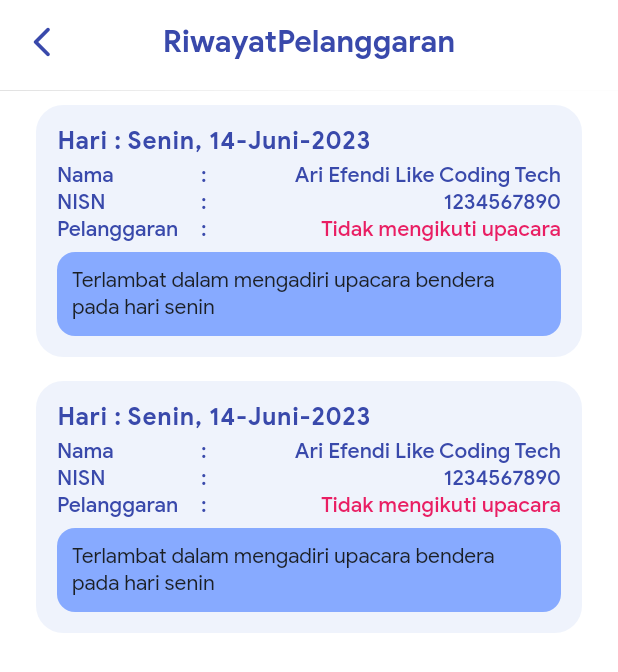
After one commit to ariefendi992/absen_siswa_qr_code, a Flutter app: the SiswaRiwayatPelanggaranPage screen opened directly, on a phone screen of 412 x 824 dp. The commit adds this screen. Shown: the top 672 px of the screen. Run offline on Flutter 3.47's test engine with Material 2 defaults, Android fonts, the phone set to English and light mode, and no system bars; our stand-ins replace bloc, dio, dropdown_button2, equatable, flutter_bloc, flutter_secure_storage and 2 more; missing offline and left inert: mobile_scanner; accounts and stored records are empty; network calls fail.

Commit message:
refactoring code homepage siswa

```diff
--- a/lib/utils/url.dart
+++ b/lib/utils/url.dart
@@ -1 +1 @@
-String baseUrl = 'http://36.79.150.126:5000';
+String baseUrl = 'http://192.168.1.164:5000';
--- a/lib/views/siswa/menu/qr_siswa_page.dart
+++ b/lib/views/siswa/menu/qr_siswa_page.dart
@@ -1,4 +1,3 @@
-import 'package:absen_siswa_qr_code/cubit/page/page_cubit.dart';
 import 'package:absen_siswa_qr_code/cubit/user/siswa/user_siswa_cubit.dart';
 import 'package:absen_siswa_qr_code/utils/theme.dart';
 import 'package:absen_siswa_qr_code/utils/url.dart';
--- /dev/null
+++ b/lib/views/siswa/sub_menu/siswa_riwayat_pelanggara,.dart
@@ -0,0 +1,47 @@
+import 'package:absen_siswa_qr_code/utils/theme.dart';
+import 'package:absen_siswa_qr_code/views/widgets/siswa/wiget_riwayat_pelanggaran.dart';
+import 'package:flutter/material.dart';
+
+class SiswaRiwayatPelanggaranPage extends StatelessWidget {
+  const SiswaRiwayatPelanggaranPage({super.key});
+
+  @override
+  Widget build(BuildContext context) {
+    return Scaffold(
+      appBar: PreferredSize(
+        preferredSize: Size.fromHeight(60),
+        child: AppBar(
+          backgroundColor: kWhiteColor,
+          foregroundColor: allColor[7],
+          elevation: 0.2,
+          title: Text(
+            'RiwayatPelanggaran',
+            style: TextStyle(
+              color: allColor[7],
+              fontWeight: bold,
+            ),
+          ),
+          centerTitle: true,
+          leading: Builder(
+            builder: ((context) {
+              return IconButton(
+                onPressed: () {
+                  Navigator.pop(context);
+                },
+                icon: Icon(Icons.arrow_back_ios_new_rounded),
+              );
+            }),
+          ),
+        ),
+      ),
+      body: ListView(
+        shrinkWrap: true,
+        padding: const EdgeInsets.symmetric(horizontal: 24, vertical: 10),
+        children: [
+          WidgetRiwayatPelanggaran(),
+          WidgetRiwayatPelanggaran(),
+        ],
+      ),
+    );
+  }
+}
--- /dev/null
+++ b/lib/views/widgets/siswa/wiget_riwayat_pelanggaran.dart
@@ -0,0 +1,153 @@
+import 'package:absen_siswa_qr_code/utils/theme.dart';
+import 'package:flutter/material.dart';
+
+class WidgetRiwayatPelanggaran extends StatelessWidget {
+  const WidgetRiwayatPelanggaran({super.key});
+
+  @override
+  Widget build(BuildContext context) {
+    return Container(
+      padding: EdgeInsets.symmetric(horizontal: 14, vertical: 14),
+      margin: EdgeInsets.only(bottom: 16),
+      decoration: BoxDecoration(
+          color: primaryExtraSoft, borderRadius: BorderRadius.circular(18)),
+      child: Column(
+        crossAxisAlignment: CrossAxisAlignment.start,
+        children: [
+          Text(
+            'Hari : Senin, 14-Juni-2023',
+            style: TextStyle(
+              fontSize: 16,
+              fontWeight: bold,
+              color: allColor[7],
+              letterSpacing: 0.5,
+            ),
+          ),
+          SizedBox(height: 4),
+          Row(
+            children: [
+              Expanded(
+                flex: 2,
+                child: Text(
+                  'Nama',
+                  style: TextStyle(
+                    fontWeight: medium,
+                    color: allColor[7],
+                  ),
+                ),
+              ),
+              Expanded(
+                child: Text(
+                  ':',
+                  style: TextStyle(
+                    fontWeight: medium,
+                    color: allColor[7],
+                  ),
+                ),
+              ),
+              Expanded(
+                flex: 4,
+                child: Text(
+                  'Ari Efendi Like Coding Tech',
+                  style: TextStyle(
+                    fontWeight: medium,
+                    color: allColor[7],
+                  ),
+                  textAlign: TextAlign.right,
+                ),
+              ),
+            ],
+          ),
+          Row(
+            children: [
+              Expanded(
+                flex: 2,
+                child: Text(
+                  'NISN',
+                  style: TextStyle(
+                    fontWeight: medium,
+                    color: allColor[7],
+                  ),
+                ),
+              ),
+              Expanded(
+                child: Text(
+                  ':',
+                  style: TextStyle(
+                    fontWeight: medium,
+                    color: allColor[7],
+                  ),
+                ),
+              ),
+              Expanded(
+                flex: 4,
+                child: Text(
+                  '1234567890',
+                  style: TextStyle(
+                    fontWeight: medium,
+                    color: allColor[7],
+                  ),
+                  textAlign: TextAlign.right,
+                ),
+              ),
+            ],
+          ),
+          Row(
+            children: [
+              Expanded(
+                flex: 2,
+                child: Text(
+                  'Pelanggaran',
+                  style: TextStyle(
+                    fontWeight: medium,
+                    color: allColor[7],
+                  ),
+                ),
+              ),
+              Expanded(
+                child: Text(
+                  ':',
+                  style: TextStyle(
+                    fontWeight: medium,
+                    color: allColor[7],
+                  ),
+                ),
+              ),
+              Expanded(
+                flex: 4,
+                child: Text(
+                  'Tidak mengikuti upacara',
+                  style: TextStyle(
+                    fontWeight: medium,
+                    color: c1,
+                  ),
+                  textAlign: TextAlign.right,
+                ),
+              ),
+            ],
+          ),
+          Container(
+            margin: EdgeInsets.only(top: 6),
+            width: double.infinity,
+            padding: EdgeInsets.only(
+              top: 10,
+              bottom: 10,
+              left: 10,
+              right: 10,
+            ),
+            decoration: BoxDecoration(
+                color: primaryColor2, borderRadius: BorderRadius.circular(12)),
+            child: Center(
+              child: Text(
+                'Terlambat dalam mengadiri upacara bendera pada hari senin',
+                style: TextStyle(
+                  color: secondary,
+                ),
+              ),
+            ),
+          )
+        ],
+      ),
+    );
+  }
+}
```
Also changed, not shown: lib/views/siswa/menu/home_siswa_page.dart (+171 -244 lines), lib/views/widgets/siswa/widget_jadwal_harian_siswa2.dart (added, +130 -0 lines).
